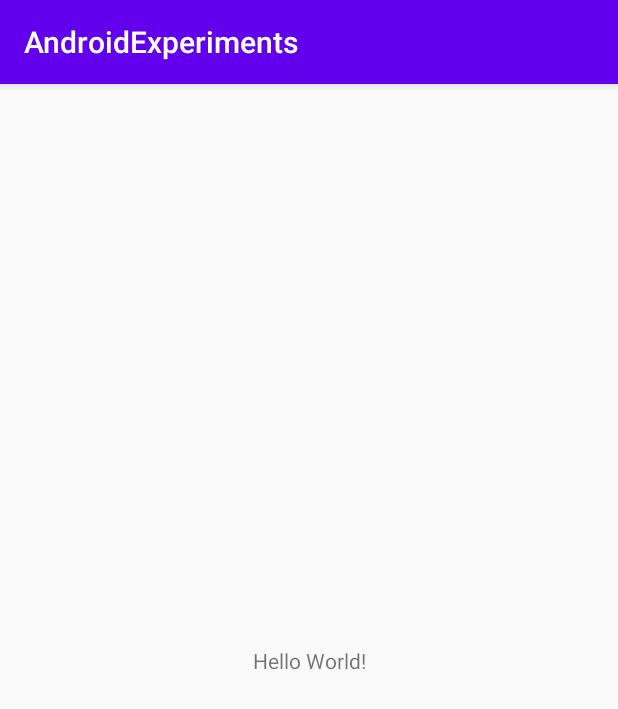
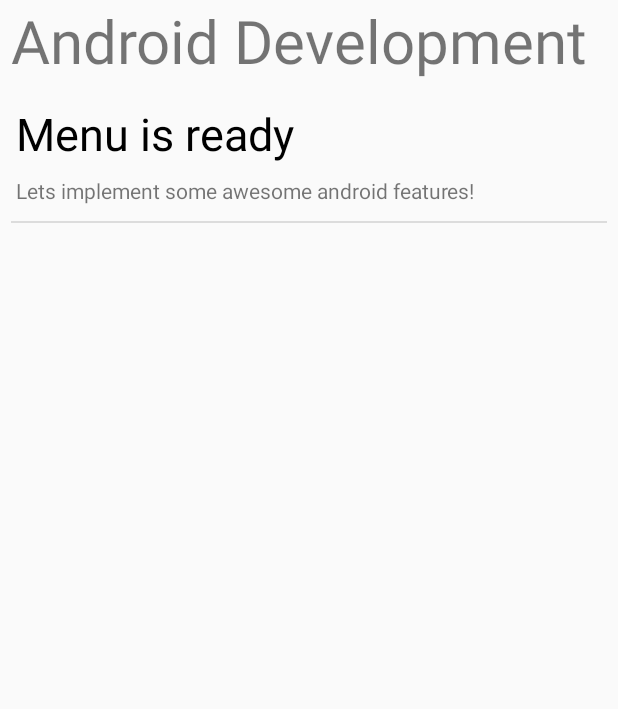
Before and after one commit to Elvishrdz/Android_Exp, an Android app: the screen it shows after launch (MainActivity), on a phone screen of 412 x 824 dp. Shown: the top 709 px of the screen. Run offline under Robolectric (Android 15) with nearby library versions, the phone set to English and light mode, and no system bars.

Commit message:
prepare main menu

```diff
--- a/app/build.gradle
+++ b/app/build.gradle
@@ -30,7 +30,8 @@ dependencies {
     implementation 'androidx.core:core-ktx:1.3.1'
     implementation 'androidx.appcompat:appcompat:1.2.0'
     implementation 'androidx.constraintlayout:constraintlayout:1.1.3'
-    testImplementation 'junit:junit:4.12'
+    implementation 'androidx.recyclerview:recyclerview:1.1.0'
+    testImplementation 'junit:junit:4.13'
     androidTestImplementation 'androidx.test.ext:junit:1.1.1'
     androidTestImplementation 'androidx.test.espresso:espresso-core:3.2.0'
 
--- a/app/src/main/java/com/eahm/androidexp/MainActivity.kt
+++ b/app/src/main/java/com/eahm/androidexp/MainActivity.kt
@@ -2,10 +2,30 @@ package com.eahm.androidexp
 
 import androidx.appcompat.app.AppCompatActivity
 import android.os.Bundle
+import androidx.recyclerview.widget.DividerItemDecoration
+import com.eahm.androidexp.adapters.MainAdapter
+import androidx.recyclerview.widget.LinearLayoutManager
+import com.eahm.androidexp.models.MenuElement
+import kotlinx.android.synthetic.main.activity_main.*
 
 class MainActivity : AppCompatActivity() {
+
+    private val menu = listOf(
+        MenuElement(
+            "Menu is ready",
+            "Lets implement some awesome android features!",
+            MainActivity::class.java
+        )
+    )
+
     override fun onCreate(savedInstanceState: Bundle?) {
         super.onCreate(savedInstanceState)
         setContentView(R.layout.activity_main)
+
+        rvMenu.apply {
+            layoutManager = LinearLayoutManager(this@MainActivity, LinearLayoutManager.VERTICAL, false)
+            adapter = MainAdapter(menu.reversed())
+            addItemDecoration(DividerItemDecoration(this@MainActivity, DividerItemDecoration.VERTICAL))
+        }
     }
 }
--- /dev/null
+++ b/app/src/main/java/com/eahm/androidexp/adapters/MainAdapter.kt
@@ -0,0 +1,44 @@
+package com.eahm.androidexp.adapters
+
+import android.content.Intent
+import android.view.LayoutInflater
+import android.view.View
+import android.view.ViewGroup
+import android.widget.TextView
+import androidx.constraintlayout.widget.ConstraintLayout
+import androidx.recyclerview.widget.RecyclerView
+import com.eahm.androidexp.R
+import com.eahm.androidexp.models.MenuElement
+
+class MainAdapter(
+    private val content : List<MenuElement>
+) : RecyclerView.Adapter<MainAdapter.MainViewHolder>(){
+
+    private lateinit var rootView : View
+
+    inner class MainViewHolder (view : View) : RecyclerView.ViewHolder(view){
+        private val root : ConstraintLayout = view.findViewById(R.id.rootLayout)
+        private val title : TextView = view.findViewById(R.id.tvMenuTitle)
+        private val description : TextView = view.findViewById(R.id.tvMenuDescription)
+
+        fun bind(element: MenuElement) {
+            title.text = element.title
+            description.text = element.description
+            root.setOnClickListener{
+                rootView.context.startActivity(Intent(rootView.context, element.activity))
+            }
+        }
+    }
+
+    override fun onCreateViewHolder(parent: ViewGroup, viewType: Int): MainViewHolder {
+        rootView = LayoutInflater.from(parent.context).inflate(R.layout.item_menu, parent, false)
+        return MainViewHolder(rootView)
+    }
+
+    override fun getItemCount(): Int  = content.size
+
+    override fun onBindViewHolder(holder: MainViewHolder, position: Int) {
+        holder.bind(content[position])
+    }
+
+}
--- /dev/null
+++ b/app/src/main/java/com/eahm/androidexp/models/MenuElement.kt
@@ -0,0 +1,7 @@
+package com.eahm.androidexp.models
+
+data class MenuElement(
+    val title : String,
+    val description : String,
+    val activity : Class<*>
+)
--- a/app/src/main/res/layout/activity_main.xml
+++ b/app/src/main/res/layout/activity_main.xml
@@ -4,15 +4,29 @@
     xmlns:tools="http://schemas.android.com/tools"
     android:layout_width="match_parent"
     android:layout_height="match_parent"
+    android:paddingLeft="7dp"
+    android:paddingRight="7dp"
     tools:context=".MainActivity">
 
     <TextView
-        android:layout_width="wrap_content"
+        android:id="@+id/tvTitle"
+        android:layout_width="match_parent"
         android:layout_height="wrap_content"
-        android:text="Hello World!"
-        app:layout_constraintBottom_toBottomOf="parent"
-        app:layout_constraintLeft_toLeftOf="parent"
-        app:layout_constraintRight_toRightOf="parent"
+        android:text="@string/android_development"
+        android:textSize="40sp"
+        app:layout_constraintEnd_toEndOf="parent"
+        app:layout_constraintStart_toStartOf="parent"
         app:layout_constraintTop_toTopOf="parent" />
 
+    <androidx.recyclerview.widget.RecyclerView
+        android:id="@+id/rvMenu"
+        android:layout_width="0dp"
+        android:layout_height="0dp"
+        android:layout_marginTop="8dp"
+        app:layout_constraintBottom_toBottomOf="parent"
+        app:layout_constraintEnd_toEndOf="parent"
+        app:layout_constraintStart_toStartOf="parent"
+        app:layout_constraintTop_toBottomOf="@+id/tvTitle"
+        tools:listitem="@layout/item_menu" />
+
 </androidx.constraintlayout.widget.ConstraintLayout>
--- /dev/null
+++ b/app/src/main/res/layout/item_menu.xml
@@ -0,0 +1,35 @@
+<?xml version="1.0" encoding="utf-8"?>
+<androidx.constraintlayout.widget.ConstraintLayout xmlns:android="http://schemas.android.com/apk/res/android"
+    xmlns:app="http://schemas.android.com/apk/res-auto"
+    xmlns:tools="http://schemas.android.com/tools"
+    android:id="@+id/rootLayout"
+    android:layout_width="match_parent"
+    android:layout_height="wrap_content"
+    android:layout_marginTop="3dp"
+    android:layout_marginBottom="7dp"
+    android:clickable="true"
+    android:focusable="true"
+    android:foreground="?attr/selectableItemBackground"
+    android:padding="3dp">
+
+    <TextView
+        android:id="@+id/tvMenuTitle"
+        android:layout_width="match_parent"
+        android:layout_height="wrap_content"
+        android:textColor="@color/black"
+        android:textSize="30sp"
+        app:layout_constraintEnd_toEndOf="parent"
+        app:layout_constraintStart_toStartOf="parent"
+        app:layout_constraintTop_toTopOf="parent"
+        tools:text="Title" />
+
+    <TextView
+        android:id="@+id/tvMenuDescription"
+        android:layout_width="match_parent"
+        android:layout_height="wrap_content"
+        android:layout_marginTop="8dp"
+        app:layout_constraintEnd_toEndOf="parent"
+        app:layout_constraintStart_toStartOf="parent"
+        app:layout_constraintTop_toBottomOf="@+id/tvMenuTitle"
+        tools:text="Description" />
+</androidx.constraintlayout.widget.ConstraintLayout>
--- a/app/src/main/res/values/colors.xml
+++ b/app/src/main/res/values/colors.xml
@@ -3,4 +3,5 @@
     <color name="colorPrimary">#6200EE</color>
     <color name="colorPrimaryDark">#3700B3</color>
     <color name="colorAccent">#03DAC5</color>
+    <color name="black">#000000</color>
 </resources>
--- a/app/src/main/res/values/strings.xml
+++ b/app/src/main/res/values/strings.xml
@@ -1,3 +1,4 @@
 <resources>
     <string name="app_name">AndroidExperiments</string>
+    <string name="android_development">Android Development</string>
 </resources>
--- a/app/src/main/res/values/styles.xml
+++ b/app/src/main/res/values/styles.xml
@@ -1,6 +1,6 @@
 <resources>
     <!-- Base application theme. -->
-    <style name="AppTheme" parent="Theme.AppCompat.Light.DarkActionBar">
+    <style name="AppTheme" parent="Theme.AppCompat.Light.NoActionBar">
         <!-- Customize your theme here. -->
         <item name="colorPrimary">@color/colorPrimary</item>
         <item name="colorPrimaryDark">@color/colorPrimaryDark</item>
```
